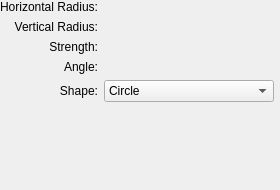
The window that plugins/filters/blur/wdgblur.ui (KDE/krita) describes before a commit, drawn with Qt 5.
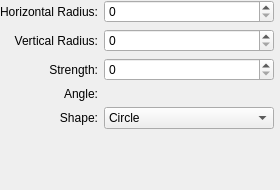
The same window after the commit. Custom widgets are drawn as their Qt base class.

Commit message:
ui: Fix Designer not rendering KisSliderSpinBox as QSpinBox
Part-of: <https://invent.kde.org/graphics/krita/-/merge_requests/1742>

Diff of the .ui file:
```diff
--- a/plugins/filters/blur/wdgblur.ui
+++ b/plugins/filters/blur/wdgblur.ui
@@ -171,7 +171,7 @@
   </customwidget>
   <customwidget>
    <class>KisSliderSpinBox</class>
-   <extends>QWidget</extends>
+   <extends>QSpinBox</extends>
    <header>kis_slider_spin_box.h</header>
    <container>1</container>
   </customwidget>
```
The commit also changes 45 other files.
